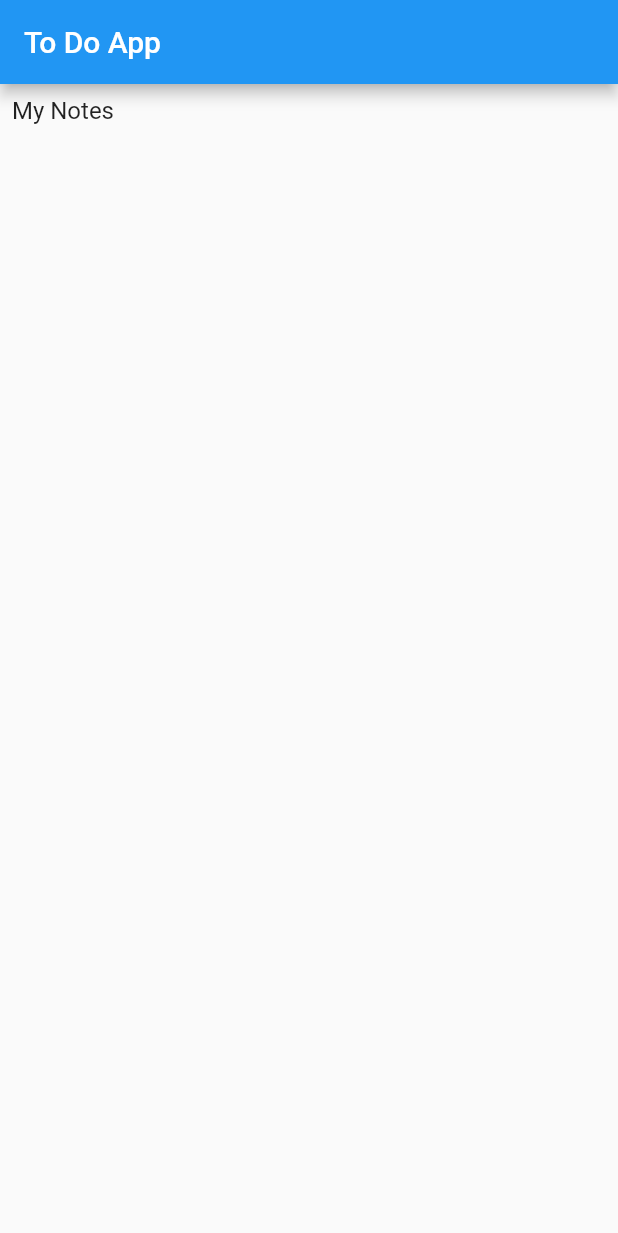
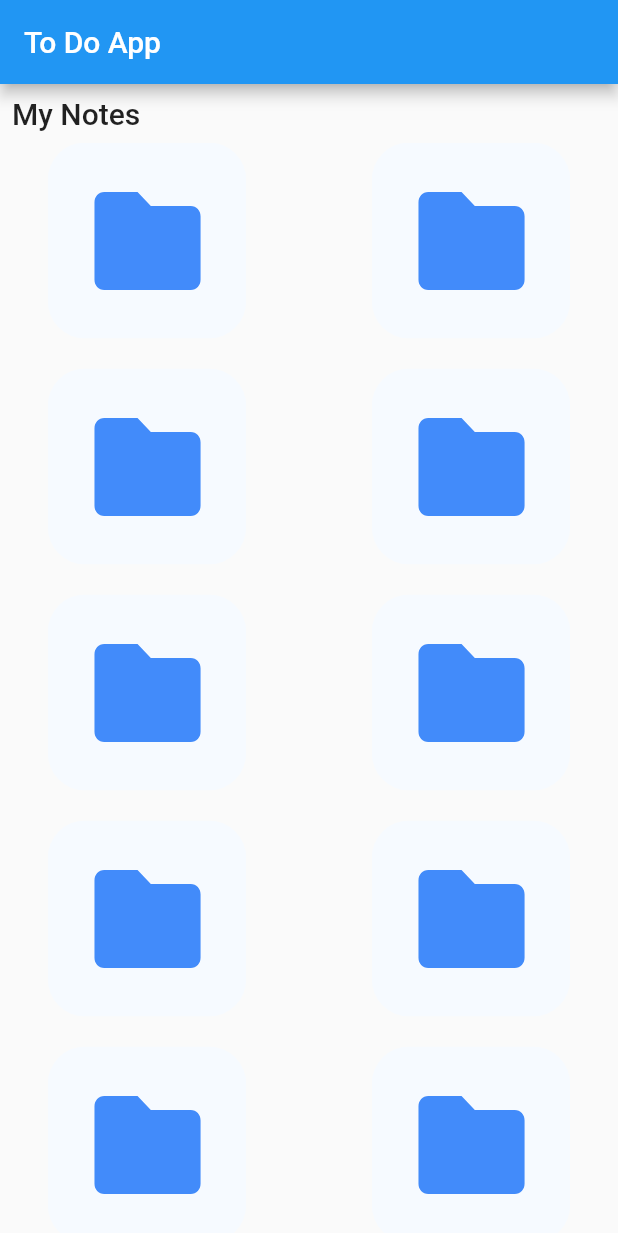
Before and after one commit to ahmetgezmen/todo-app-pp, a Flutter app: the screen it shows after launch, on a phone screen of 412 x 824 dp. Shown: the top 1233 px of the screen. Run offline on Flutter 3.47's test engine with Material 2 defaults, Android fonts, the phone set to English and light mode, and no system bars; our stand-ins replace firebase_core, flutter_svg; accounts and stored records are empty.

Commit message:
gridview added

```diff
--- a/lib/pages/home_page.dart
+++ b/lib/pages/home_page.dart
@@ -1,8 +1,8 @@
 import 'package:flutter/material.dart';
+import 'package:flutter_svg/flutter_svg.dart';
 import 'package:todo_app_pp/constant/base_constant.dart';
 
 class MyHomePage extends StatefulWidget {
-
   final double paddingNumber = 8.0;
   const MyHomePage({Key? key}) : super(key: key);
 
@@ -14,15 +14,33 @@ class _MyHomePageState extends State<MyHomePage> {
   @override
   Widget build(BuildContext context) {
     return Scaffold(
-      appBar: AppBar(title: const Text(BaseConstant.appName),),
+      appBar: AppBar(
+        title: const Text(BaseConstant.appName),
+      ),
       body: Column(
+        crossAxisAlignment: CrossAxisAlignment.start,
         children: [
           Padding(
-            padding: EdgeInsets.only(left: widget.paddingNumber,top: widget.paddingNumber),
-            child: Text(BaseConstant.myNotes,style: Theme.of(context).textTheme.titleMedium,),
-
+            padding: EdgeInsets.only(
+                left: widget.paddingNumber, top: widget.paddingNumber,bottom: widget.paddingNumber),
+            child: Text(
+              BaseConstant.myNotes,
+              style: Theme.of(context).textTheme.titleLarge,
+            ),
           ),
-
+          Expanded(
+            child: GridView.builder(
+              itemCount: 20,
+              gridDelegate: const SliverGridDelegateWithMaxCrossAxisExtent(
+                  maxCrossAxisExtent: 200,
+                  childAspectRatio: 3 / 2,
+                  crossAxisSpacing: 20,
+                  mainAxisSpacing: 20),
+              itemBuilder: (context, index) {
+                return SvgPicture.asset("assets/svg/files-icon.svg");
+              },
+            ),
+          ),
         ],
       ),
     );
```
